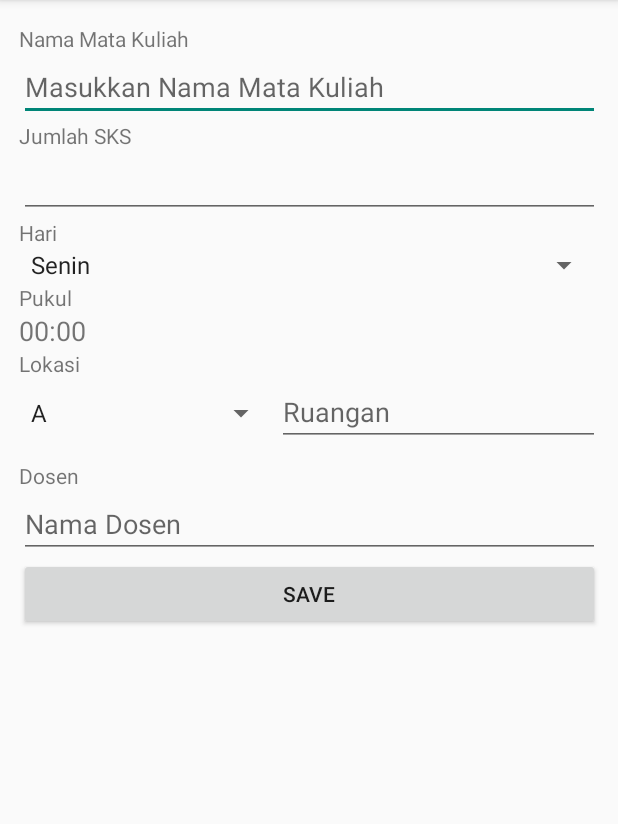
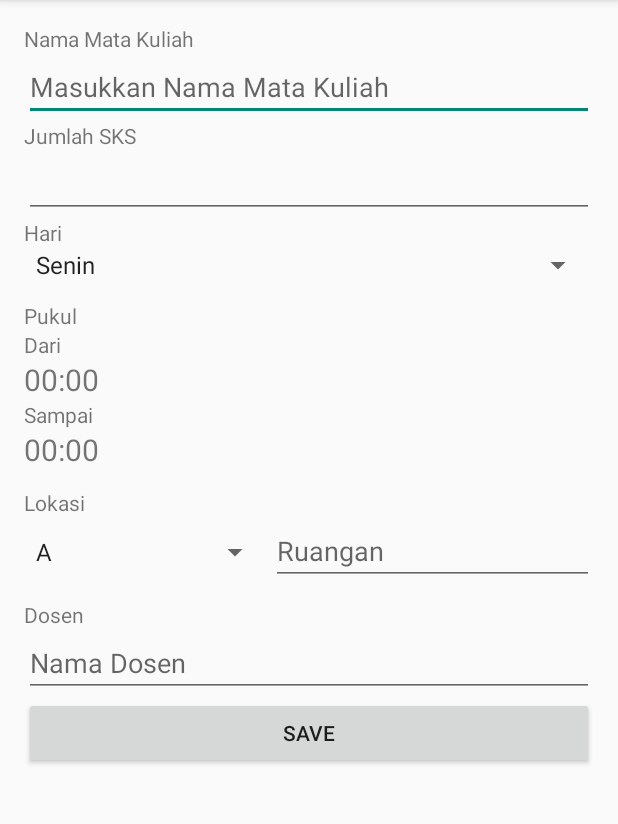
Before and after one commit to mtfiqh/IteraTIme, an Android app: the AddJadwalActivity screen opened directly, with no data from a screen before it, on a phone screen of 412 x 824 dp, the part 84-908 px from its top. Run offline under Robolectric (Android 15) with nearby library versions, the phone set to English and light mode, and no system bars; our stand-ins replace Firebase (no records; nobody signed in at launch, a user with empty details on screens opened directly).

```diff
--- a/app/src/main/AndroidManifest.xml
+++ b/app/src/main/AndroidManifest.xml
@@ -1,6 +1,7 @@
 <?xml version="1.0" encoding="utf-8"?>
 <manifest xmlns:android="http://schemas.android.com/apk/res/android"
           package="com.itera.iteratime">
+    <uses-permission android:name="android.permission.INTERNET" />
 
     <application
             android:allowBackup="true"
--- a/app/src/main/res/layout/activity_add_jadwal.xml
+++ b/app/src/main/res/layout/activity_add_jadwal.xml
@@ -1,5 +1,5 @@
 <?xml version="1.0" encoding="utf-8"?>
-<android.support.constraint.ConstraintLayout
+<ScrollView
         xmlns:android="http://schemas.android.com/apk/res/android"
         xmlns:tools="http://schemas.android.com/tools"
         xmlns:app="http://schemas.android.com/apk/res-auto"
@@ -9,8 +9,8 @@
         tools:context=".AddJadwalActivity">
     <LinearLayout
             android:orientation="vertical"
-            android:layout_width="387dp"
-            android:layout_height="577dp" android:layout_marginTop="16dp" app:layout_constraintEnd_toEndOf="parent"
+            android:layout_width="match_parent"
+            android:layout_height="match_parent" android:layout_marginTop="16dp" android:layout_marginLeft="16dp" android:layout_marginRight="16dp" app:layout_constraintEnd_toEndOf="parent"
             app:layout_constraintTop_toTopOf="parent" app:layout_constraintStart_toStartOf="parent">
         <TextView
                 android:text="Nama Mata Kuliah"
@@ -41,13 +41,28 @@
                 android:layout_height="wrap_content" android:id="@+id/day_Spinner"/>
         <TextView
                 android:text="Pukul"
+                android:layout_marginTop="12dp"
                 android:layout_width="match_parent"
                 android:layout_height="wrap_content" android:id="@+id/textView5"/>
+        <TextView
+                android:text="Dari"
+                android:layout_width="match_parent"
+                android:layout_height="wrap_content" android:id="@+id/textView6"/>
         <TextView
                 android:text="00:00"
                 android:layout_width="match_parent"
                 android:layout_height="wrap_content" android:id="@+id/time_Text"
-                android:textSize="18sp"/>
+                android:textSize="20sp"/>
+        <TextView
+                android:text="Sampai"
+                android:layout_width="match_parent"
+                android:layout_height="wrap_content" android:id="@+id/textView55"/>
+        <TextView
+                android:text="00:00"
+                android:layout_marginBottom="12dp"
+                android:layout_width="match_parent"
+                android:layout_height="wrap_content" android:id="@+id/time2_Text"
+                android:textSize="20sp"/>
         <TextView
                 android:text="Lokasi"
                 android:layout_width="match_parent"
@@ -83,4 +98,4 @@
                 android:layout_width="match_parent"
                 android:layout_height="wrap_content" android:id="@+id/save_button"/>
     </LinearLayout>
-</android.support.constraint.ConstraintLayout>
+</ScrollView>
```
Also changed, not shown: app/src/main/java/com/itera/iteratime/AddJadwalActivity.kt (+59 -7 lines), app/src/main/java/com/itera/iteratime/Jadwal.kt (+10 -3 lines).
